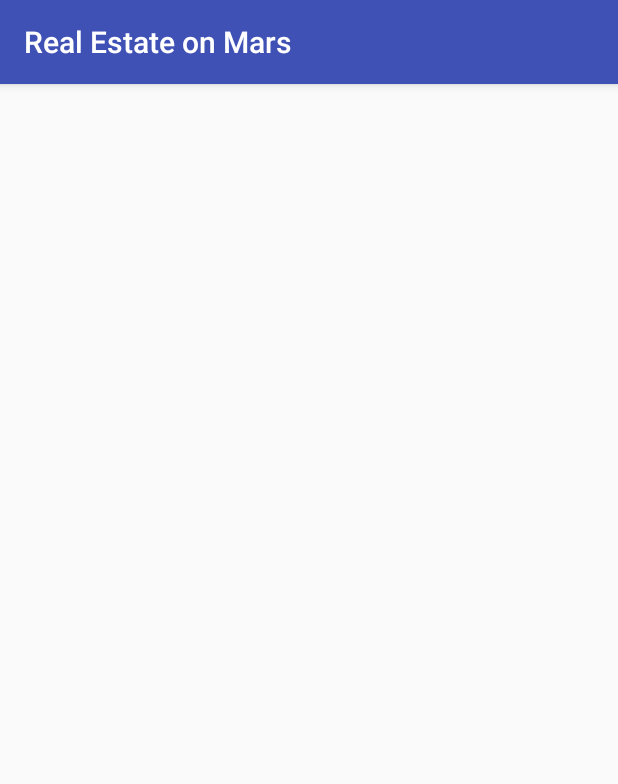
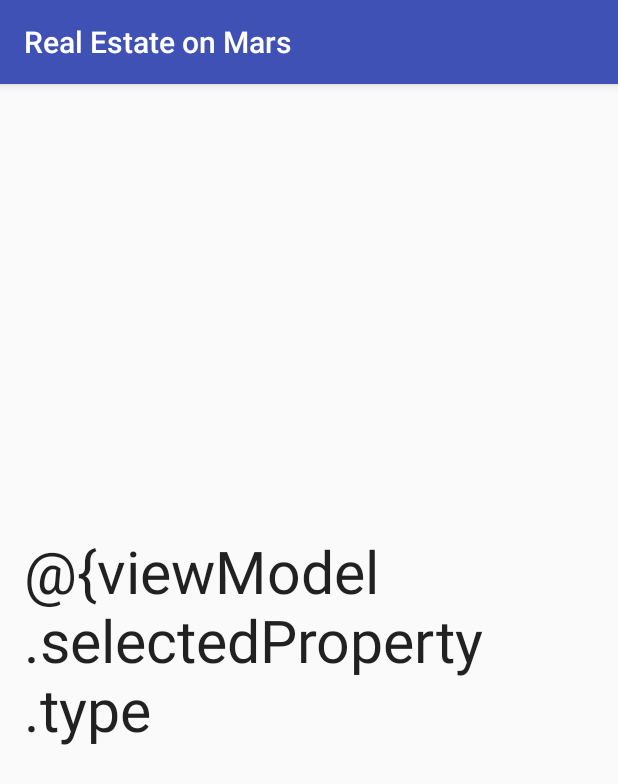
Before and after one commit to kabton14/andfun-kotlin-mars-real-estate, an Android app: the DetailFragment screen opened through its navigation route, on a phone screen of 412 x 824 dp. Shown: the top 784 px of the screen. Run offline under Robolectric (Android 15) with nearby library versions, the phone set to English and light mode, and no system bars; our stand-ins replace data binding; pictures from the network do not load; 1 statement that could not run was skipped.

Commit message:
Bind the property_type_text TextView to viewModel.selectedProperty.type

```diff
--- a/app/src/main/res/layout/fragment_detail.xml
+++ b/app/src/main/res/layout/fragment_detail.xml
@@ -53,6 +53,7 @@
                 android:layout_width="wrap_content"
                 android:layout_height="wrap_content"
                 android:layout_marginTop="16dp"
+                android:text="@{viewModel.selectedProperty.type"
                 android:textColor="#de000000"
                 android:textSize="39sp"
                 app:layout_constraintStart_toStartOf="parent"
```
